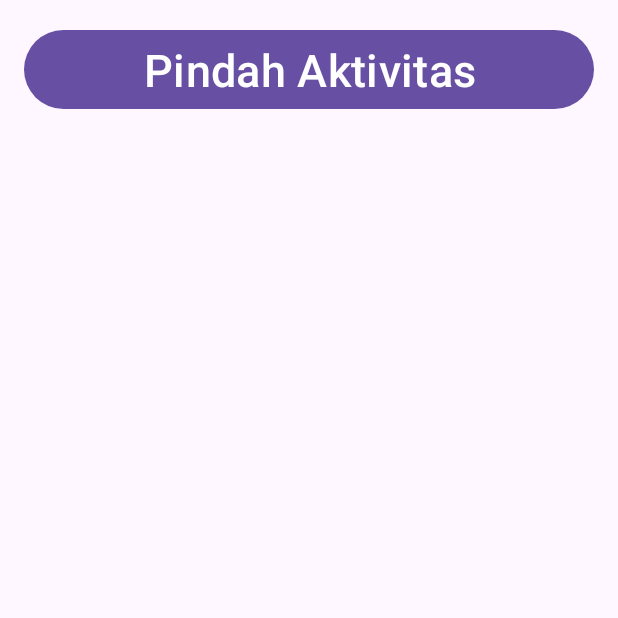
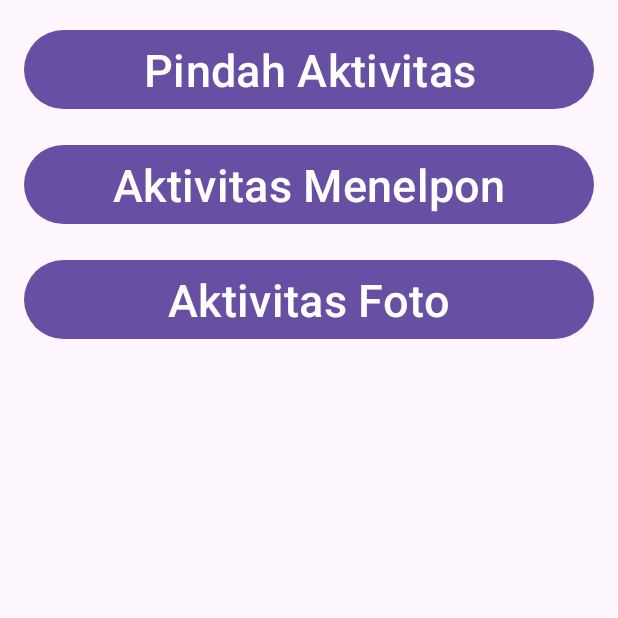
Before and after one commit to THELASTWIBUPLAY/My-Intent-App, an Android app: the screen it shows after launch (MainActivity), on a phone screen of 412 x 824 dp, the top half of it. Run offline under Robolectric (Android 15) with nearby library versions, the phone set to English and light mode, and no system bars.

Commit message:
My Intent App Part 2

```diff
--- a/My Intent App/src/main/AndroidManifest.xml
+++ b/My Intent App/src/main/AndroidManifest.xml
@@ -1,6 +1,10 @@
 <?xml version="1.0" encoding="utf-8"?>
 <manifest xmlns:android="http://schemas.android.com/apk/res/android"
     xmlns:tools="http://schemas.android.com/tools">
+
+    <uses-permission android:name="android.permission.CAMERA"/>
+
+    <uses-feature android:name="android.hardware.camera" android:required="true"/>
 
     <application
         android:allowBackup="true"
--- a/My Intent App/src/main/res/layout/activity_main.xml
+++ b/My Intent App/src/main/res/layout/activity_main.xml
@@ -21,4 +21,25 @@
         android:text="@string/move_activity"
         android:textSize="30dp"
         android:id="@+id/btn_move_activity"/>
+
+    <Button
+        android:layout_width="match_parent"
+        android:layout_height="wrap_content"
+        android:layout_marginTop="@dimen/activity_vertical_margin"
+        android:layout_marginLeft="@dimen/activity_horizontal_margin"
+        android:layout_marginRight="@dimen/activity_horizontal_margin"
+        android:text="@string/dial_number"
+        android:textSize="30dp"
+        android:id="@+id/btn_dial_number"/>
+
+    <Button
+        android:layout_width="match_parent"
+        android:layout_height="wrap_content"
+        android:layout_marginTop="@dimen/activity_vertical_margin"
+        android:layout_marginLeft="@dimen/activity_horizontal_margin"
+        android:layout_marginRight="@dimen/activity_horizontal_margin"
+        android:text="@string/camera"
+        android:textSize="30dp"
+        android:id="@+id/btn_camera"/>
+
 </LinearLayout>
--- a/My Intent App/src/main/res/values/strings.xml
+++ b/My Intent App/src/main/res/values/strings.xml
@@ -6,4 +6,5 @@
     <string name="back_activity">Aktivitas Kembali</string>
     <!--intent implisit-->
     <string name="dial_number">Aktivitas Menelpon</string>
+    <string name="camera">Aktivitas Foto</string>
 </resources>
```
Also changed, not shown: My Intent App/src/main/java/com/example/myintentapp/MainActivity.kt (+94 -1 lines).
